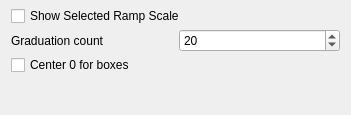
Above: src/gui/forms/toolbar_render_ramp_group.ui from open-scan-crew/OpenScanTools before the change. Below: the same form after it.
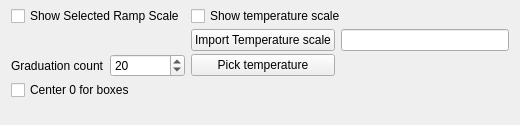
That is the form after the change.

Commit message: Add temperature scale import and picking

The edit to the form file:
```diff
--- a/src/gui/forms/toolbar_render_ramp_group.ui
+++ b/src/gui/forms/toolbar_render_ramp_group.ui
@@ -6,8 +6,8 @@
    <rect>
     <x>0</x>
     <y>0</y>
-    <width>351</width>
-    <height>115</height>
+    <width>520</width>
+    <height>125</height>
    </rect>
   </property>
   <property name="windowTitle">
@@ -50,6 +50,27 @@
      </property>
     </widget>
    </item>
+   <item row="0" column="2" colspan="2">
+    <widget class="QCheckBox" name="checkBox_showTemperatureScale">
+     <property name="text">
+      <string>Show temperature scale</string>
+     </property>
+    </widget>
+   </item>
+   <item row="1" column="2">
+    <widget class="QPushButton" name="importTempScaleButton">
+     <property name="text">
+      <string>Import Temperature scale</string>
+     </property>
+    </widget>
+   </item>
+   <item row="1" column="3">
+    <widget class="QLineEdit" name="lineEdit_temperatureScaleFile">
+     <property name="readOnly">
+      <bool>true</bool>
+     </property>
+    </widget>
+   </item>
    <item row="2" column="1">
     <widget class="QSpinBox" name="spinBox_graduation">
      <property name="maximum">
@@ -60,6 +81,13 @@
      </property>
     </widget>
    </item>
+   <item row="2" column="2">
+    <widget class="QPushButton" name="pushButton_pickTemperature">
+     <property name="text">
+      <string>Pick temperature</string>
+     </property>
+    </widget>
+   </item>
    <item row="3" column="0" colspan="2">
     <widget class="QCheckBox" name="checkBox_centerBoxScale">
      <property name="text">
```
The commit also changes 27 other files.
